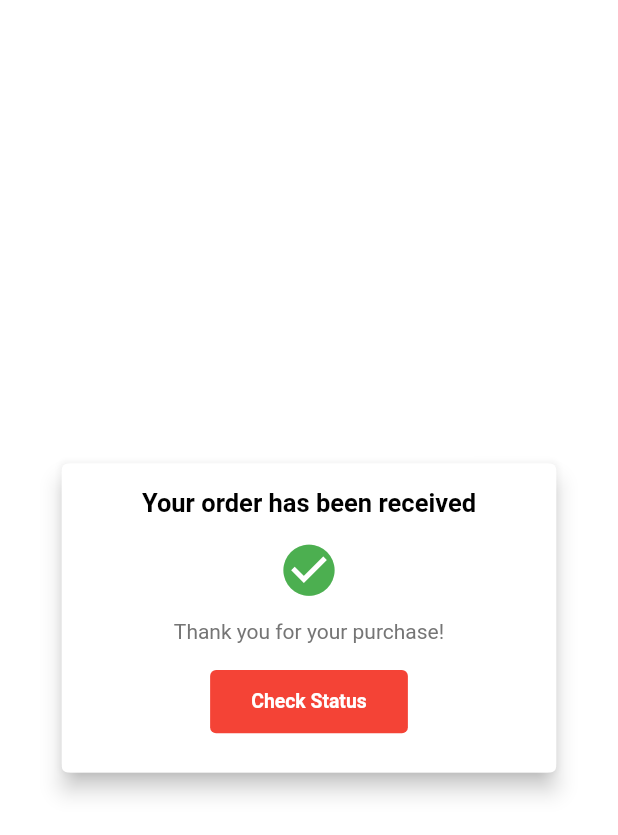
After one commit to Mohamed-Junaid/MesCart, a Flutter app: the OrderSuccessAnimation screen opened directly, on a phone screen of 412 x 824 dp. The commit adds this screen. Shown: the top 835 px of the screen. Run offline on Flutter 3.47's test engine with Material 2 defaults, Android fonts, the phone set to English and light mode, and no system bars; our stand-ins replace carousel_slider, confetti, flutter_screenutil, google_fonts, smooth_page_indicator.

Commit message:
order success animation added

```diff
--- /dev/null
+++ b/lib/Ui/Widget/order_success_animation.dart
@@ -0,0 +1,119 @@
+
+
+import 'package:confetti/confetti.dart';
+import 'package:flutter/material.dart';
+import 'package:flutter_screenutil/flutter_screenutil.dart';
+import 'package:mes_kart/Ui/home.dart';
+
+import '../bottom_navigation.dart';
+
+class OrderSuccessAnimation extends StatefulWidget {
+  const OrderSuccessAnimation({Key? key}) : super(key: key);
+
+  @override
+  State<OrderSuccessAnimation> createState() => _OrderSuccessAnimationState();
+}
+
+class _OrderSuccessAnimationState extends State<OrderSuccessAnimation> {
+  final controller = ConfettiController();
+
+  @override
+  void initState() {
+    controller.play();
+    super.initState();
+  }
+
+  @override
+  Widget build(BuildContext context) {
+    var mwidth = MediaQuery.of(context).size.width;
+    var mheight = MediaQuery.of(context).size.height;
+    return Stack(alignment: Alignment.topCenter, children: [
+      Scaffold(
+        backgroundColor: Colors.white,
+        body: WillPopScope(onWillPop: ()async{
+          Navigator.of(context).pushAndRemoveUntil(
+              MaterialPageRoute(
+                  builder: (BuildContext a) => BottomNavigation()),
+                  (route) => false);
+          return false;
+        },
+          child: Center(
+            child: Card(elevation: 6,
+              child: Container(
+                width: mwidth * 0.8,
+                height: mheight * 0.25,
+                decoration: BoxDecoration(
+                    color: Colors.white70, borderRadius: BorderRadius.circular(6)),
+                child: Column(
+                  children: [
+                    SizedBox(
+                      height: mheight * 0.02,
+                    ),
+                    const Text(
+                      'Your order has been received',
+                      style: TextStyle(
+                          color: Colors.black,
+                          fontSize: 17,
+                          fontWeight: FontWeight.w600),
+                    ),
+                    SizedBox(height: mheight * 0.017),
+                    const Icon(
+                      Icons.check_circle,
+                      color: Colors.green,
+                      size: 41,
+                    ),
+                    SizedBox(
+                      height: mheight * 0.015,
+                    ),
+                    Text(
+                      'Thank you for your purchase!',
+                      style: TextStyle(
+                          color: Colors.grey[600],
+                          fontWeight: FontWeight.w400,
+                          fontSize: 14),
+                    ),
+                    SizedBox(
+                      height: mheight * 0.012,
+                    ),
+                    TextButton(
+                        onPressed: (){Navigator.of(context).pushAndRemoveUntil(MaterialPageRoute(
+                            builder: (context) => const BottomNavigation()), (
+                            route) => true);},
+                        child: Container(
+                          width: mwidth * 0.32,
+                          height: mheight * 0.051,
+                          decoration: BoxDecoration(
+                              color: Colors.red,
+                              borderRadius: BorderRadius.circular(4.r)),
+                          child:   Center(
+                            child: Text(
+                              'Check Status',
+                              style: TextStyle(
+                                  color: Colors.white,
+                                  fontSize: 13.sp,
+                                  fontWeight: FontWeight.w600),
+                            ),
+                          ),
+                        ))
+                  ],
+                ),
+              ),
+            ),
+          ),
+        ),
+      ),
+      ConfettiWidget(maxBlastForce: 6,numberOfParticles: 6,
+        confettiController: controller,
+        blastDirectionality: BlastDirectionality.explosive,
+        gravity: 0.08,
+      )
+    ]);
+  }
+
+  @override
+  void dispose() {
+    controller.dispose();
+
+    super.dispose();
+  }
+}
--- a/lib/Ui/order_summary.dart
+++ b/lib/Ui/order_summary.dart
@@ -1,6 +1,8 @@
 import 'package:flutter/material.dart';
 import 'package:flutter_screenutil/flutter_screenutil.dart';
 import 'package:google_fonts/google_fonts.dart';
+
+import 'Widget/order_success_animation.dart';
 
 class OrderSummary extends StatefulWidget {
   const OrderSummary({super.key});
@@ -379,7 +381,8 @@ class _OrderSummaryState extends State<OrderSummary> {
                   ],
                 ),
               ),
-              Container(
+              GestureDetector(onTap: ()=>Navigator.of(context).push(MaterialPageRoute(builder: (_)=>const OrderSuccessAnimation())),
+                child: Container(
                     margin: EdgeInsets.only(
                         left: 20.w, right: 20.w, top: 25.h, bottom: 35.h),
                     width: 335.w,
@@ -410,6 +413,7 @@ class _OrderSummaryState extends State<OrderSummary> {
                         ),
                       ),
                     )),
+              ),
             ],
           ),
         ),
--- a/pubspec.yaml
+++ b/pubspec.yaml
@@ -39,6 +39,7 @@ dependencies:
   google_fonts: ^5.1.0
   smooth_page_indicator: ^1.1.0
   carousel_slider: ^4.2.1
+  confetti: ^0.7.0
 
 dev_dependencies:
   flutter_test:
```
Also changed, not shown: pubspec.lock. Lines whose indentation alone changed are shown as unchanged.
